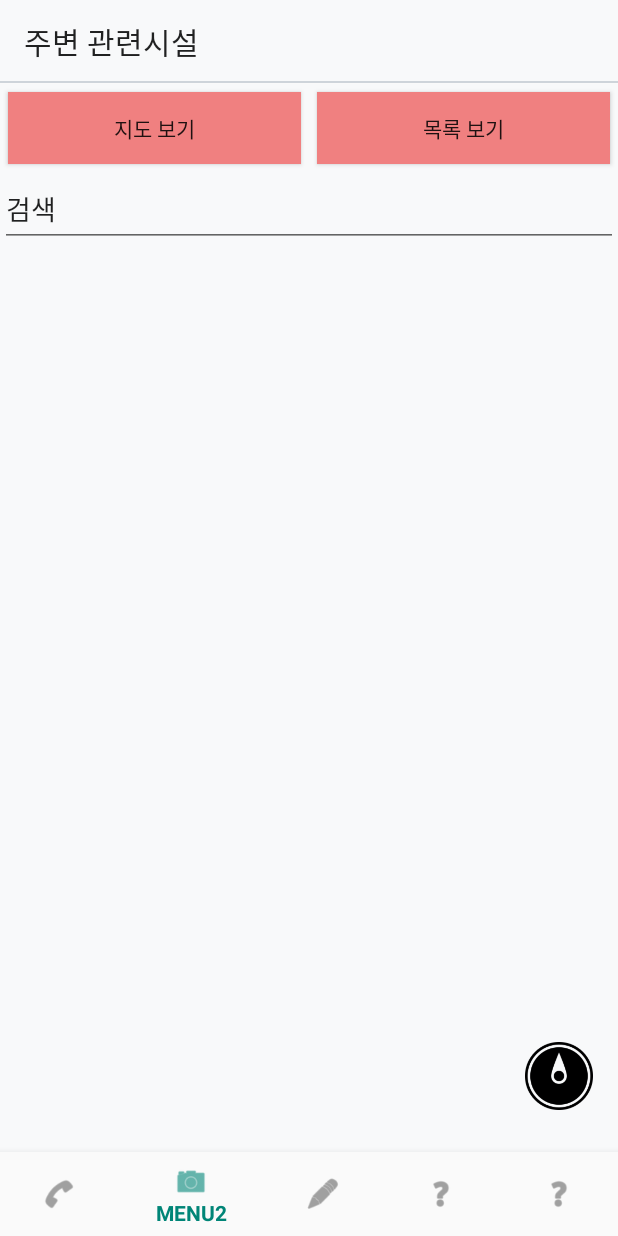
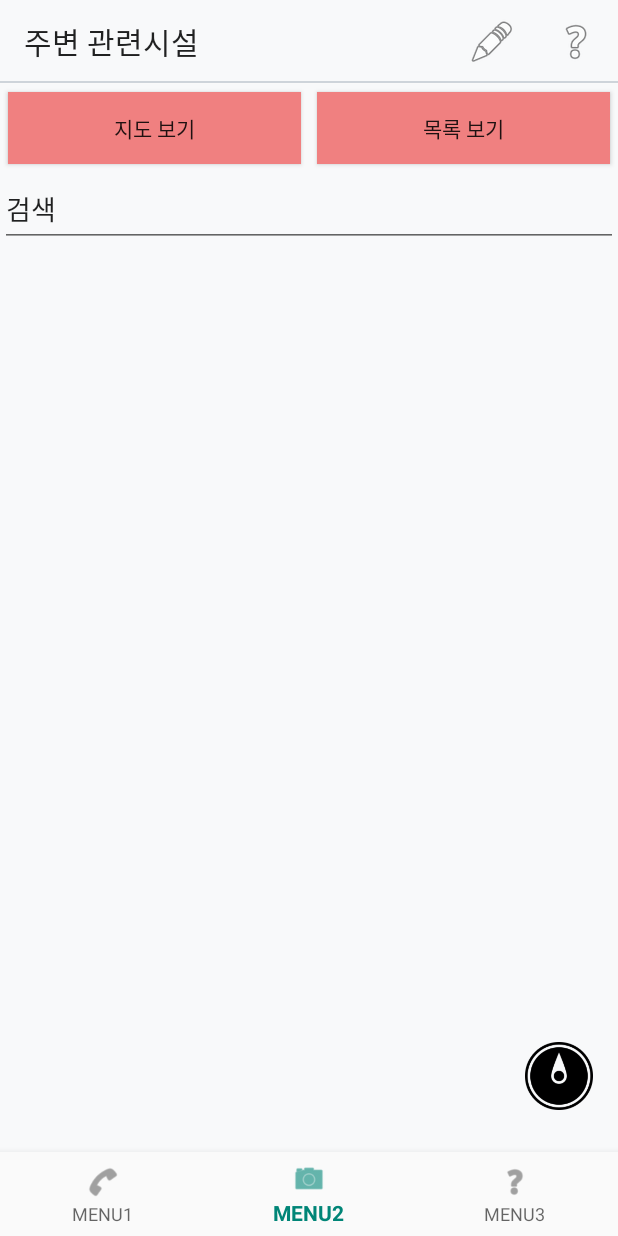
Before and after one commit to ssoso27/wc-front, an Android app: the screen it shows after launch (MainActivity), item 2 of the bottom bar chosen, on a phone screen of 412 x 824 dp. Run offline under Robolectric (Android 15) with nearby library versions, the phone set to English and light mode, and no system bars; libraries missing offline, so code that uses them is left out: com.kakao.auth, net.daum.mf; Roboto replaces fonts that are not available here; 5 statements that could not run were skipped.

Commit message:
[F36] 전반적인 디자인 변경
- 툴바에 메뉴 추가

```diff
--- a/app/src/main/res/menu/menu_bottom.xml
+++ b/app/src/main/res/menu/menu_bottom.xml
@@ -11,16 +11,6 @@
         android:title="MENU2" />
 
     <item
-        android:id="@+id/menu_account"
-        android:icon="@android:drawable/ic_menu_edit"
-        android:title="MENU3" />
-
-    <item
-        android:id="@+id/menu_setting"
-        android:icon="@android:drawable/ic_menu_help"
-        android:title="MENU3" />
-
-    <item
         android:id="@+id/menu_welfare"
         android:icon="@android:drawable/ic_menu_help"
         android:title="MENU3" />
--- /dev/null
+++ b/app/src/main/res/menu/menu_toolbar.xml
@@ -0,0 +1,15 @@
+<?xml version="1.0" encoding="utf-8"?>
+<menu xmlns:android="http://schemas.android.com/apk/res/android"
+    xmlns:app="http://schemas.android.com/apk/res-auto">
+    <item
+        android:id="@+id/menu_account"
+        android:icon="@android:drawable/ic_menu_edit"
+        app:showAsAction="always"
+        android:title="MENU3" />
+
+    <item
+        android:id="@+id/menu_setting"
+        android:icon="@android:drawable/ic_menu_help"
+        app:showAsAction="always"
+        android:title="MENU3" />
+</menu>
```
Also changed, not shown: app/src/main/java/com/uuay/welcare_catcher/MainActivity.java (+28 -0 lines).
